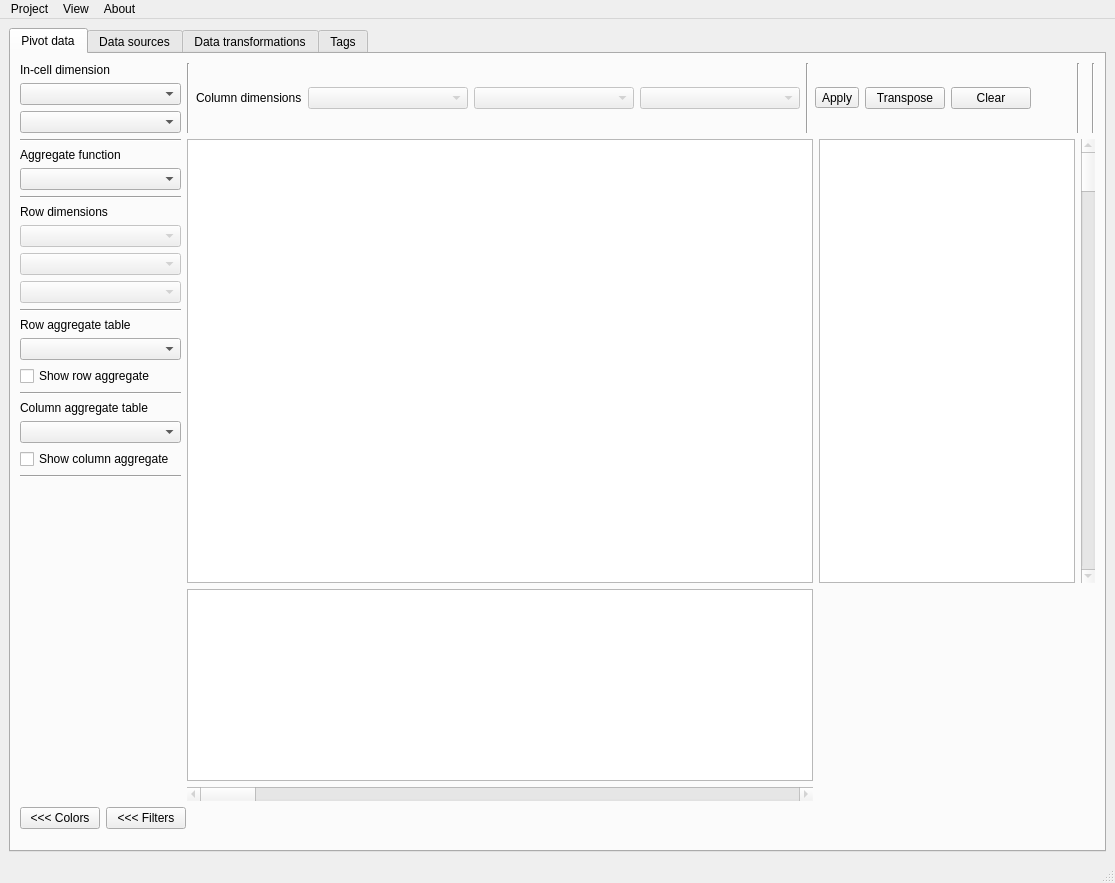
First picture: the form in cp/gui/cp.ui, repository pszostek/cp, before the edit.
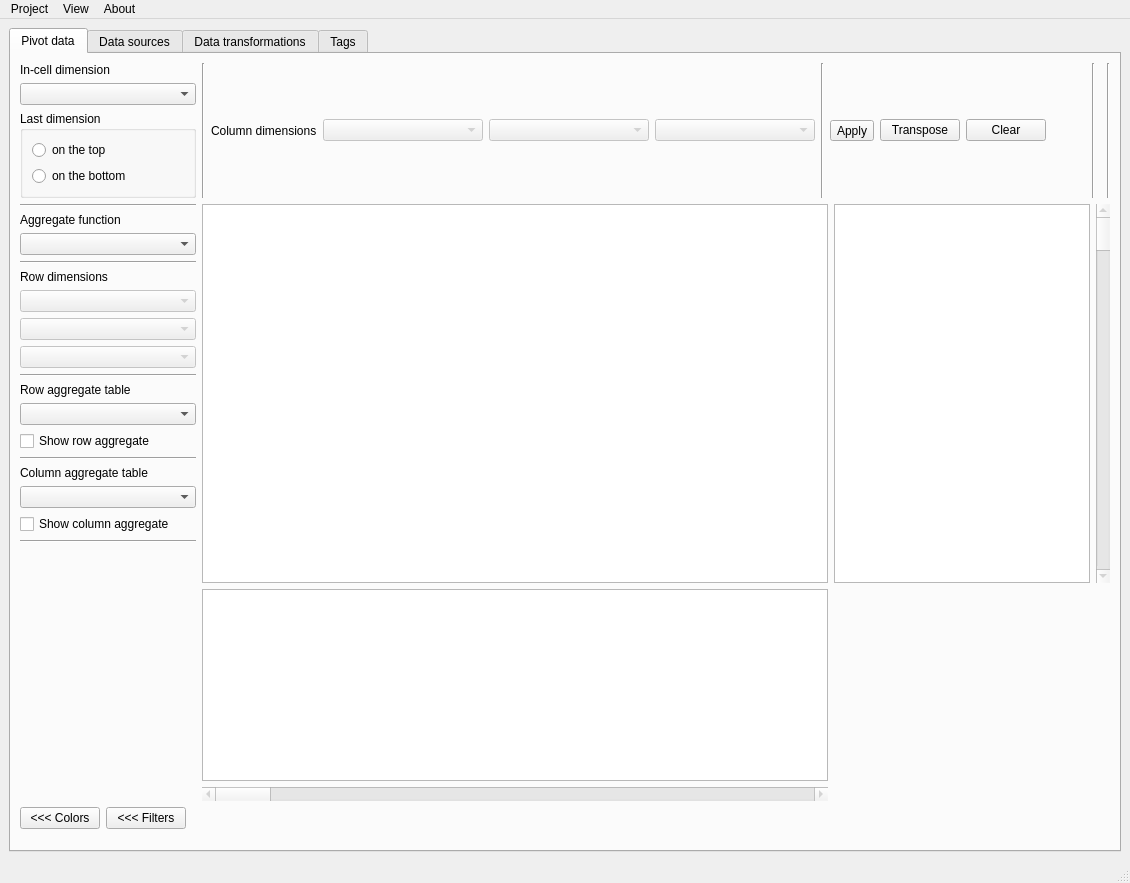
Second picture: the form after the edit. Custom widgets are drawn as their Qt base class.

What changed in the file:
```diff
--- a/cp/gui/cp.ui
+++ b/cp/gui/cp.ui
@@ -6,7 +6,7 @@
    <rect>
     <x>0</x>
     <y>0</y>
-    <width>1115</width>
+    <width>1130</width>
     <height>883</height>
    </rect>
   </property>
@@ -516,7 +516,27 @@
                <widget class="PivotComboBox" name="displayedValueComboBox"/>
               </item>
               <item>
-               <widget class="PivotComboBox" name="displayedValueComboBox2"/>
+               <widget class="QGroupBox" name="groupBox">
+                <property name="title">
+                 <string>Last dimension</string>
+                </property>
+                <layout class="QVBoxLayout" name="verticalLayout_8">
+                 <item>
+                  <widget class="QRadioButton" name="topRadioButton">
+                   <property name="text">
+                    <string>on the top</string>
+                   </property>
+                  </widget>
+                 </item>
+                 <item>
+                  <widget class="QRadioButton" name="bottomRadioButton">
+                   <property name="text">
+                    <string>on the bottom</string>
+                   </property>
+                  </widget>
+                 </item>
+                </layout>
+               </widget>
               </item>
              </layout>
             </item>
@@ -621,7 +641,7 @@
     <rect>
      <x>0</x>
      <y>0</y>
-     <width>1115</width>
+     <width>1130</width>
      <height>27</height>
     </rect>
    </property>
```
Left out of the diff: 35 changed lines with no effect on the pictures.
